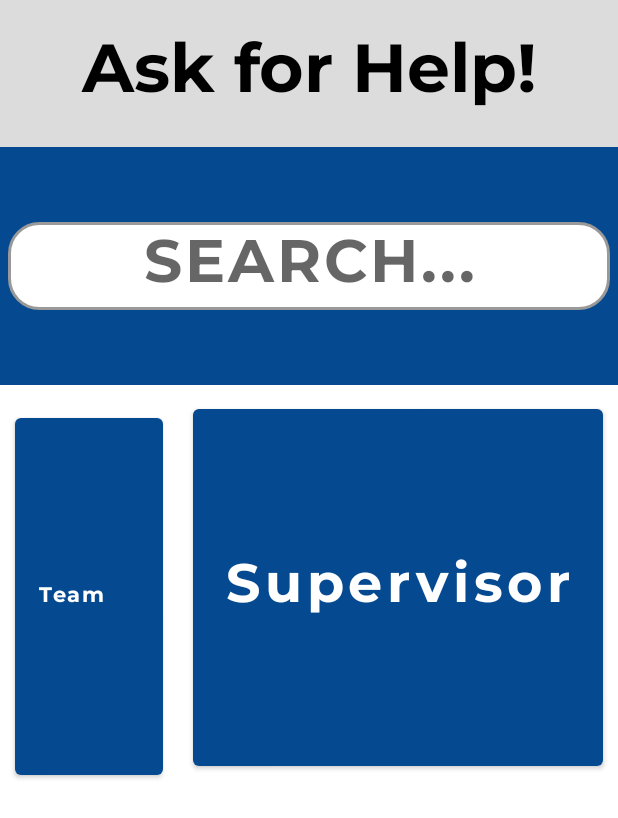
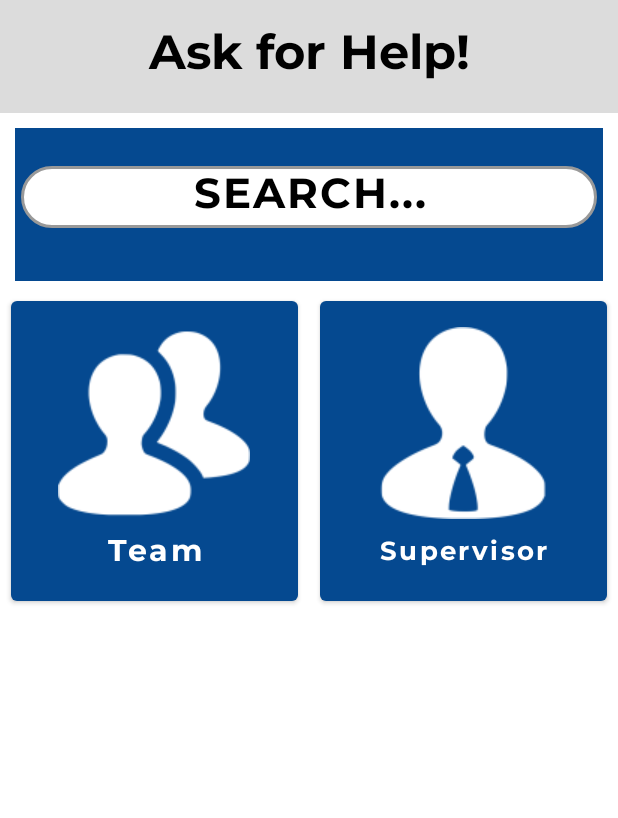
Before and after one commit to jhu-cs-uima-sp21/TeamE-OurProgress, an Android app: the layout fragment_ask_for_help.xml on its own in the app's theme, with its tools: preview values and no code run, on a phone screen of 412 x 824 dp. Shown: the top 818 px of the screen. Run offline under Robolectric (Android 15) with nearby library versions, the phone set to English and light mode, and no system bars.

Commit message:
ask for help layout for small devices

```diff
--- a/app/src/main/res/layout-sw360dp/fragment_ask_for_help.xml
+++ b/app/src/main/res/layout-sw360dp/fragment_ask_for_help.xml
@@ -57,7 +57,7 @@
 
         <LinearLayout
             android:layout_width="match_parent"
-            android:layout_height="match_parent"
+            android:layout_height="wrap_content"
             android:background="#FFFFFF"
             android:orientation="horizontal">
 
--- a/app/src/main/res/layout/fragment_ask_for_help.xml
+++ b/app/src/main/res/layout/fragment_ask_for_help.xml
@@ -1,6 +1,5 @@
 <?xml version="1.0" encoding="utf-8"?>
-<androidx.constraintlayout.widget.ConstraintLayout
-    xmlns:android="http://schemas.android.com/apk/res/android"
+<androidx.constraintlayout.widget.ConstraintLayout xmlns:android="http://schemas.android.com/apk/res/android"
     xmlns:app="http://schemas.android.com/apk/res-auto"
     xmlns:tools="http://schemas.android.com/tools"
     android:layout_width="match_parent"
@@ -9,81 +8,90 @@
     <TextView
         android:id="@+id/ask_for_help2"
         android:layout_width="match_parent"
-        android:layout_height="98dp"
+        android:layout_height="75dp"
         android:background="@color/whitesmoke"
         android:fontFamily="@font/montserrat_bold"
         android:gravity="center"
         android:text="@string/askheader"
         android:textColor="@color/black"
-        android:textSize="45sp"
+        android:textSize="32sp"
         app:layout_constraintEnd_toEndOf="parent"
         app:layout_constraintHorizontal_bias="0.0"
         app:layout_constraintStart_toStartOf="parent"
-        app:layout_constraintTop_toTopOf="parent"
-        app:layout_constraintVertical_bias="0.0" />
+        app:layout_constraintTop_toTopOf="parent" />
 
     <LinearLayout
         android:layout_width="match_parent"
         android:layout_height="wrap_content"
+        android:background="@drawable/bluerectangle"
+        android:gravity="center"
         android:orientation="vertical"
-        android:background="@color/bism_blue"
-        android:gravity="center"
         app:layout_constraintEnd_toEndOf="parent"
         app:layout_constraintStart_toStartOf="parent"
         app:layout_constraintTop_toBottomOf="@+id/ask_for_help2">
 
         <AutoCompleteTextView
+            android:id="@+id/search"
             android:layout_width="match_parent"
             android:layout_height="wrap_content"
-            android:id="@+id/search"
-            android:layout_marginStart="5dp"
-            android:layout_marginLeft="5dp"
-            android:layout_marginTop="50dp"
-            android:layout_marginEnd="5dp"
-            android:layout_marginRight="5dp"
-            android:layout_marginBottom="50dp"
+            android:layout_marginStart="14dp"
+            android:layout_marginLeft="14dp"
+            android:layout_marginTop="35dp"
+            android:layout_marginEnd="14dp"
+            android:layout_marginRight="14dp"
+            android:layout_marginBottom="35dp"
             android:background="@drawable/button_background"
             android:ems="10"
-            android:textColor="@color/black"
             android:fontFamily="@font/montserrat_bold"
             android:gravity="center_horizontal"
+            android:hint="@string/search"
             android:inputType="textPersonName"
             android:letterSpacing="0.05"
-            android:hint="@string/search"
+            android:paddingLeft="7dp"
+            android:paddingRight="7dp"
             android:textAllCaps="false"
-            android:textSize="40sp"/>
-
+            android:textColor="@color/black"
+            android:textColorHint="@color/black"
+            android:textSize="28sp" />
 
 
         <LinearLayout
             android:layout_width="match_parent"
-            android:layout_height="match_parent"
+            android:layout_height="wrap_content"
             android:background="#FFFFFF"
             android:orientation="horizontal">
 
             <Button
                 android:id="@+id/team"
-                android:layout_width="wrap_content"
-                android:layout_height="250dp"
-                android:layout_margin="10dp"
+                android:layout_width="0dp"
+                android:layout_height="match_parent"
+                android:layout_margin="7dp"
                 android:layout_weight="1"
+                android:drawableTop="@drawable/group"
+                android:drawablePadding="0dp"
                 android:fontFamily="@font/montserrat_bold"
-                android:foregroundGravity="fill_horizontal"
-                android:gravity="left|center_vertical"
+                android:gravity="center_horizontal|top"
+                android:paddingTop="17dp"
+                android:paddingBottom="17dp"
                 android:text="@string/team"
                 android:textAllCaps="false"
-                tools:textSize="36sp" />
+                android:textSize="20sp"
+                tools:textSize="20sp" />
 
             <Button
                 android:id="@+id/supervisor"
-                android:layout_width="wrap_content"
-                android:layout_height="250dp"
-                android:layout_margin="10dp"
+                android:layout_width="0dp"
+                android:layout_height="match_parent"
+                android:layout_margin="7dp"
                 android:layout_weight="1"
+                android:drawableTop="@drawable/adminstration"
+                android:drawablePadding="0dp"
                 android:fontFamily="@font/montserrat_bold"
+                android:paddingTop="17dp"
+                android:paddingBottom="17dp"
                 android:text="@string/supervisor"
                 android:textAllCaps="false"
-                android:textSize="36sp" />
+                android:textSize="17sp" />
 
         </LinearLayout>
     </LinearLayout>
```
